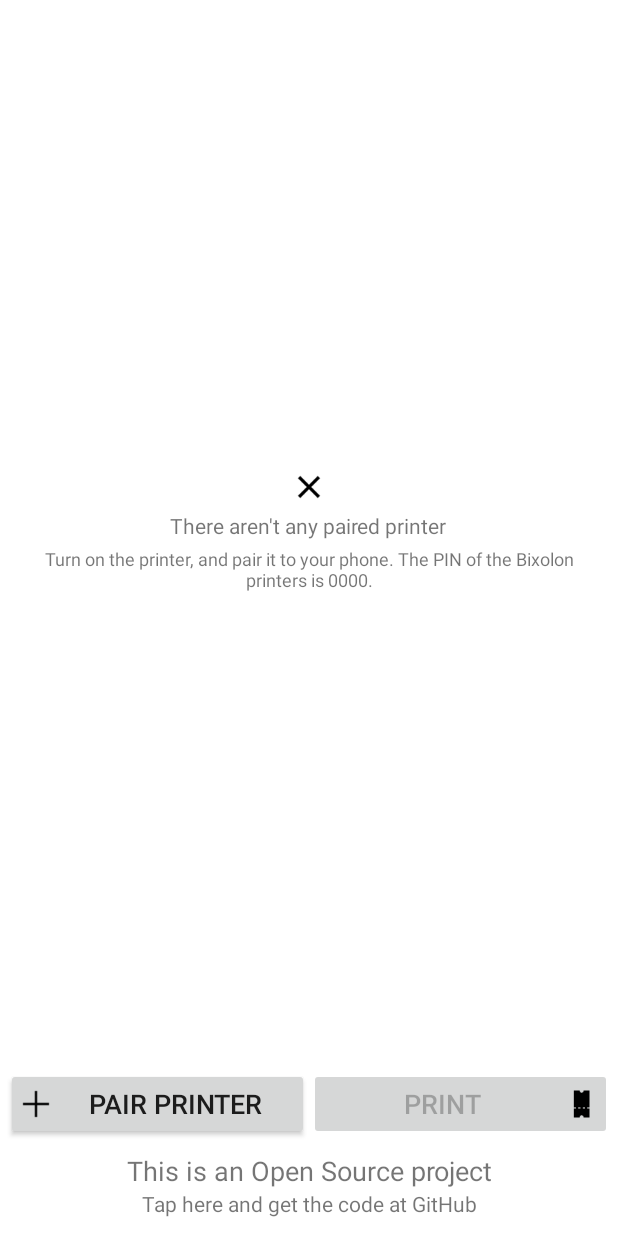
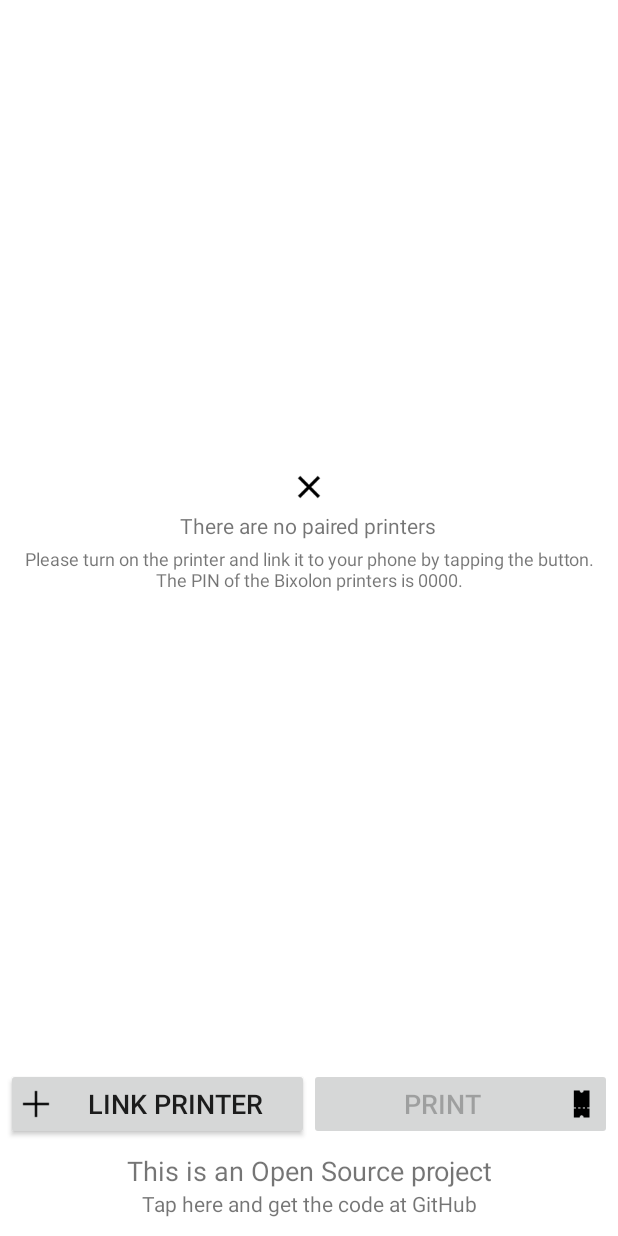
Before and after one commit to fewlaps/bixolon-printer-example, an Android app: the screen it shows after launch (PrintingActivity), on a phone screen of 412 x 824 dp. Run offline under Robolectric (Android 15) with nearby library versions, the phone set to English and light mode, and no system bars.

Commit message:
Improving the strings.xml (thanks to @eduardereza)

```diff
--- a/app/src/main/res/values/strings.xml
+++ b/app/src/main/res/values/strings.xml
@@ -3,14 +3,14 @@
 
     <string name="app_name">Fewlaps loves Bixolon</string>
 
-    <string name="new_printer">Pair printer</string>
+    <string name="new_printer">Link printer</string>
     <string name="print">Print</string>
-    <string name="switch_on_printer">Is the printer on? If the phone can\'t connect to the printer, switch the printer off and turn it on again.</string>
-    <string name="connecting">Connecting with the printer via Bluetooth</string>
-    <string name="non_paired_printers1">There aren\'t any paired printer</string>
-    <string name="non_paired_printers2">Turn on the printer, and pair it to your phone. The PIN of the Bixolon printers is 0000.</string>
+    <string name="switch_on_printer">Make sure that the printer is on. If a connection cannot be established, please switch the printer off and turn it on again.</string>
+    <string name="connecting">Connecting to the printer through Bluetooth</string>
+    <string name="non_paired_printers1">There are no paired printers</string>
+    <string name="non_paired_printers2">Please turn on the printer and link it to your phone by tapping the button. The PIN of the Bixolon printers is 0000.</string>
     <string name="printer_ready1">Printer ready</string>
-    <string name="printer_ready2">Tap the print button to start printing</string>
+    <string name="printer_ready2">Tap the "Print" button to start printing</string>
 
     <string name="get_source1">This is an Open Source project</string>
     <string name="get_source2">Tap here and get the code at GitHub</string>
```
Also changed, not shown: 2 other files.
